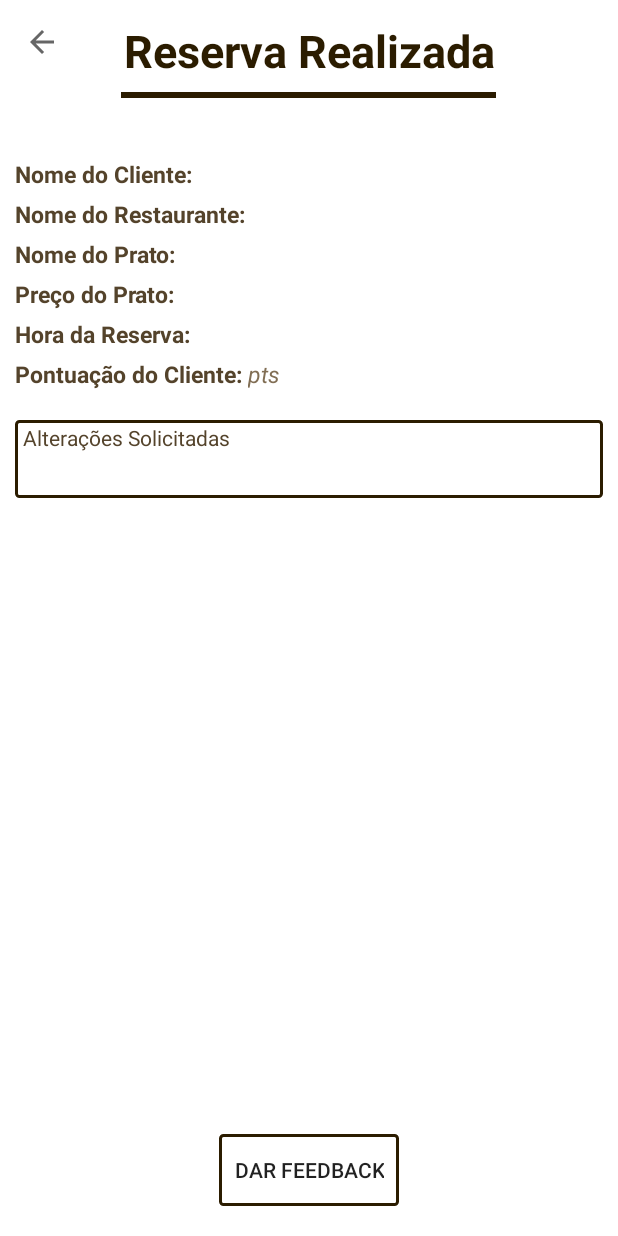
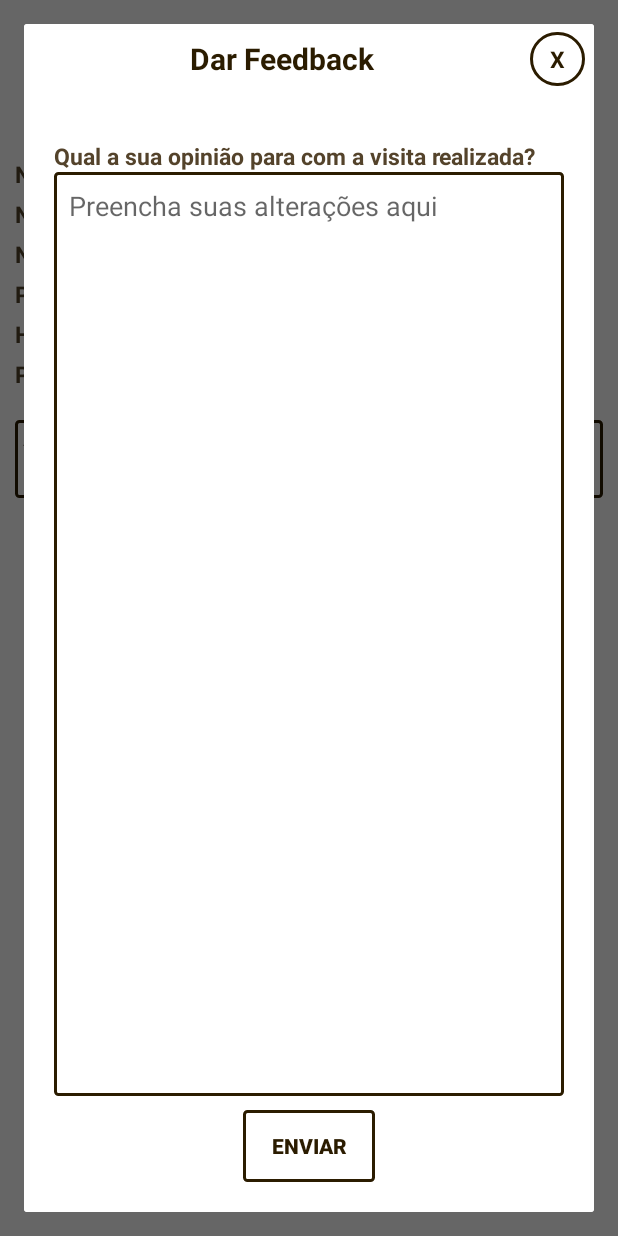
Before and after one commit to alefersaljr/iQueFome_Kotlin, an Android app: the ClienteHistoricoReservaDetalhes screen opened directly, with no data from a screen before it, after a tap on "DAR FEEDBACK", on a phone screen of 412 x 824 dp. Run offline under Robolectric (Android 15) with nearby library versions, the phone set to English and light mode, and no system bars; our stand-ins replace Firebase (no records; nobody signed in at launch, a user with empty details on screens opened directly); libraries missing offline, so code that uses them is left out: com.xwray.groupie; 1 statement that could not run was skipped.

Commit message:
08/07/2019

```diff
--- /dev/null
+++ b/app/src/main/java/br/com/alexandre_salgueirinho/iquefome_kotlin/model/Feedback.kt
@@ -0,0 +1,14 @@
+package br.com.alexandre_salgueirinho.iquefome_kotlin.model
+
+import android.os.Parcelable
+import kotlinx.android.parcel.Parcelize
+
+@Parcelize
+class Feedback(
+    val feedbackId: String,
+    val feedbackDescricao: String,
+    val feedbackPratoNome: String,
+    val feedbackRestauranteId: String
+): Parcelable {
+    constructor() : this("", "", "", "")
+}
--- a/app/src/main/java/br/com/alexandre_salgueirinho/iquefome_kotlin/model/Reservas.kt
+++ b/app/src/main/java/br/com/alexandre_salgueirinho/iquefome_kotlin/model/Reservas.kt
@@ -14,8 +14,9 @@ class Reservas(
     val cliente_pontos: String,
     val prato_Nome: String,
     val prato_Preco: String,
-    val restaurante_Nome: String
+    val restaurante_Nome: String,
+    val restaurante_Id: String
 
 ): Parcelable {
-    constructor() : this("", "", "", "", "", "", "", "", "", "")
+    constructor() : this("", "", "", "", "", "", "", "", "", "", "")
 }
--- a/app/src/main/java/br/com/alexandre_salgueirinho/iquefome_kotlin/view/ClienteHistoricoReservaDetalhes.kt
+++ b/app/src/main/java/br/com/alexandre_salgueirinho/iquefome_kotlin/view/ClienteHistoricoReservaDetalhes.kt
@@ -2,12 +2,20 @@ package br.com.alexandre_salgueirinho.iquefome_kotlin.view
 
 import androidx.appcompat.app.AppCompatActivity
 import android.os.Bundle
+import android.view.LayoutInflater
+import android.view.View
 import android.widget.Toast
+import androidx.appcompat.app.AlertDialog
 import br.com.alexandre_salgueirinho.iquefome_kotlin.R
+import br.com.alexandre_salgueirinho.iquefome_kotlin.model.Feedback
 import br.com.alexandre_salgueirinho.iquefome_kotlin.model.Reservas
 import com.google.firebase.auth.FirebaseAuth
 import com.google.firebase.database.FirebaseDatabase
 import kotlinx.android.synthetic.main.activity_cliente_historico_reserva_detalhes.*
+import kotlinx.android.synthetic.main.activity_cliente_prato_composicao.*
+import kotlinx.android.synthetic.main.popup_feedback.view.*
+import kotlinx.android.synthetic.main.popup_recuperar.view.*
+import java.util.*
 
 class ClienteHistoricoReservaDetalhes : AppCompatActivity() {
 
@@ -28,7 +36,7 @@ class ClienteHistoricoReservaDetalhes : AppCompatActivity() {
         getReservaData(reserva)
 
         historico_Detalhes_Button_Feedback.setOnClickListener {
-            goToFeedback()
+            goToFeedback(reserva)
         }
     }
 
@@ -43,8 +51,38 @@ class ClienteHistoricoReservaDetalhes : AppCompatActivity() {
         historico_Detalhes_alteracao_Data.text = reserva?.cliente_Alteracao
     }
 
-    private fun goToFeedback() {
-        Toast.makeText(applicationContext, "Em dev. aguarde", Toast.LENGTH_SHORT).show()
+    private fun goToFeedback(reserva: Reservas) {
+        val mDialog = LayoutInflater.from(this).inflate(R.layout.popup_feedback, null)
+        val mBuilder = AlertDialog.Builder(this).setView(mDialog)
+        val mAlertDialog = mBuilder.show()
+
+        val feedback_Id = UUID.randomUUID().toString()
+
+        val ref = db.getReference("/feedbacks/${reserva.restaurante_Id}/$feedback_Id")
+
+        mDialog.feedback_popup_Button_Enviar.setOnClickListener {
+
+            val feedback_Cliente_Alteracao = mDialog.feedback_popup_alteracoes.text.toString()
+            val feedback_Prato_Nome = reserva.prato_Nome
+
+            val feedback = Feedback(
+                feedback_Id,
+                feedback_Cliente_Alteracao,
+                feedback_Prato_Nome,
+                reserva.restaurante_Id
+            )
+            ref.setValue(feedback).addOnSuccessListener {
+                Toast.makeText(applicationContext, "Feedback enviado", Toast.LENGTH_SHORT).show()
+                mAlertDialog.dismiss()
+                historico_Detalhes_Button_Feedback.isEnabled = false
+            }.addOnFailureListener {
+                Toast.makeText(applicationContext, "Falha ao enviar o feedback", Toast.LENGTH_SHORT).show()
+            }
+        }
+
+        mDialog.feedback_popup_Button_Close.setOnClickListener {
+            mAlertDialog.dismiss()
+        }
     }
 
     override fun onSupportNavigateUp(): Boolean {
--- a/app/src/main/java/br/com/alexandre_salgueirinho/iquefome_kotlin/view/ClientePratoComposicao.kt
+++ b/app/src/main/java/br/com/alexandre_salgueirinho/iquefome_kotlin/view/ClientePratoComposicao.kt
@@ -130,10 +130,11 @@ class ClientePratoComposicao : AppCompatActivity() {
         val reserva_Prato_Nome = prato.pratoNome
         val reserva_Prato_Preco = prato.pratoPreco
         val reserva_Restaurante_Nome = prato.pratoRestaurante
+        val reserva_Restaurante_Id = prato.pratoRestauranteId
 
         if (userId != null) {
 
-            val ref = FirebaseDatabase.getInstance().getReference("/reservas/restaurante/$reserva_Id")
+            val ref = FirebaseDatabase.getInstance().getReference("/reservas/restaurante/${prato.pratoRestauranteId}/$reserva_Id")
             val refHistorico = FirebaseDatabase.getInstance().getReference("/reservas/historico/$userId/$reserva_Id")
 
             val reserva = Reservas(
@@ -146,7 +147,8 @@ class ClientePratoComposicao : AppCompatActivity() {
                 reserva_Cliente_Pontos,
                 reserva_Prato_Nome,
                 reserva_Prato_Preco,
-                reserva_Restaurante_Nome
+                reserva_Restaurante_Nome,
+                reserva_Restaurante_Id
             )
 
             ref.setValue(reserva).addOnSuccessListener {
--- /dev/null
+++ b/app/src/main/res/layout/popup_feedback.xml
@@ -0,0 +1,110 @@
+<?xml version="1.0" encoding="utf-8"?>
+<RelativeLayout xmlns:android="http://schemas.android.com/apk/res/android"
+                xmlns:app="http://schemas.android.com/apk/res-auto"
+                android:layout_width="360sp" android:layout_height="400sp"
+                android:layout_gravity="center"
+                android:background="@android:color/white">
+
+
+    <LinearLayout
+            android:id="@+id/cabecalho"
+            android:layout_width="match_parent"
+            android:layout_height="wrap_content"
+            android:orientation="horizontal"
+            android:layout_margin="5sp">
+
+
+        <TextView
+                android:id="@+id/feedback_popup_TextView_Titulo_RecuperarSenha"
+                android:layout_width="0sp"
+                android:layout_height="36sp"
+                android:layout_weight=".9"
+                android:gravity="center"
+                android:text="Dar Feedback"
+                android:textColor="@color/text_color_dark"
+                android:textStyle="bold"
+                android:textSize="20sp"
+                android:textAlignment="center"/>
+
+        <TextView
+                android:id="@+id/feedback_popup_Button_Close"
+                android:layout_width="0sp"
+                android:layout_height="36sp"
+                android:layout_weight=".1"
+                android:background="@drawable/round_close_button"
+                android:text="X"
+                android:textColor="@color/text_color_dark"
+                android:textSize="15sp"
+                android:textStyle="bold"
+                android:layout_gravity="end"
+                android:gravity="center"/>
+
+    </LinearLayout>
+
+    <LinearLayout
+            android:id="@+id/linear"
+            android:layout_width="match_parent"
+            android:layout_height="match_parent"
+            android:layout_below="@+id/cabecalho"
+            android:layout_above="@+id/feedback_popup_Button"
+            android:orientation="vertical"
+            android:gravity="center"
+            android:layout_centerVertical="true"
+            android:layout_margin="10dp">
+
+        <TextView
+                android:layout_width="match_parent"
+                android:layout_height="wrap_content"
+                android:layout_marginStart="10dp"
+                android:layout_marginEnd="10dp"
+                android:text="Qual a sua opinião para com a visita realizada?"
+                android:textColor="@color/text_color"
+                android:textStyle="bold"
+                android:textSize="15dp"/>
+
+        <EditText
+                android:id="@+id/feedback_popup_alteracoes"
+                android:layout_width="match_parent"
+                android:layout_height="match_parent"
+                android:layout_marginStart="10dp"
+                android:layout_marginEnd="10dp"
+                android:padding="10dp"
+                android:gravity="start"
+                android:hint="Preencha suas alterações aqui"
+                android:background="@drawable/round_button"
+                android:ellipsize="end"/>
+
+    </LinearLayout>
+
+    <LinearLayout
+            android:id="@+id/feedback_popup_Button"
+            android:layout_width="wrap_content"
+            android:layout_height="wrap_content"
+            android:layout_alignParentBottom="true"
+            android:layout_centerHorizontal="true"
+            android:paddingBottom="20sp"
+            android:orientation="vertical">
+
+        <Button
+                android:id="@+id/feedback_popup_Button_Enviar"
+                android:layout_below="@+id/Linear"
+                android:layout_width="wrap_content"
+                android:layout_height="wrap_content"
+                android:layout_marginTop="20sp"
+                android:layout_centerHorizontal="true"
+                android:background="@drawable/round_button"
+                android:text="enviar"
+                android:textColor="@color/text_color_dark"
+                android:textStyle="bold"/>
+
+    </LinearLayout>
+
+    <ProgressBar
+            android:id="@+id/feedback_popup_ProgressBar"
+            android:layout_width="70sp"
+            android:layout_height="70sp"
+            android:layout_centerVertical="true"
+            android:layout_centerHorizontal="true"
+            android:visibility="gone"/>
+
+</RelativeLayout>
```
